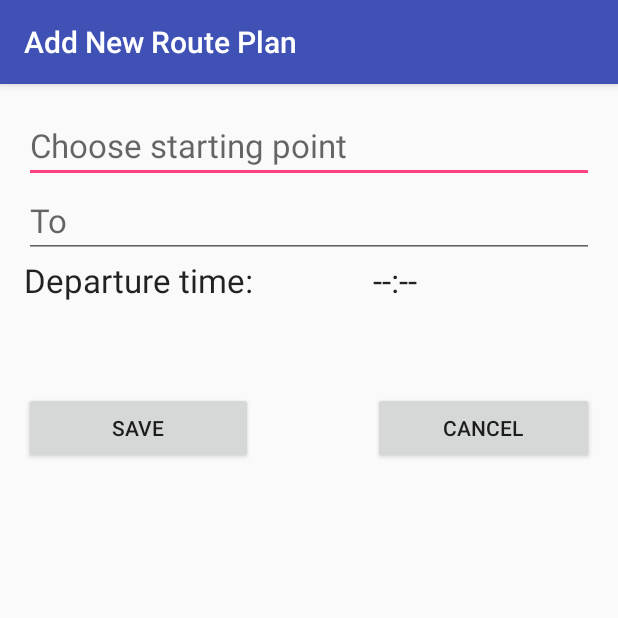
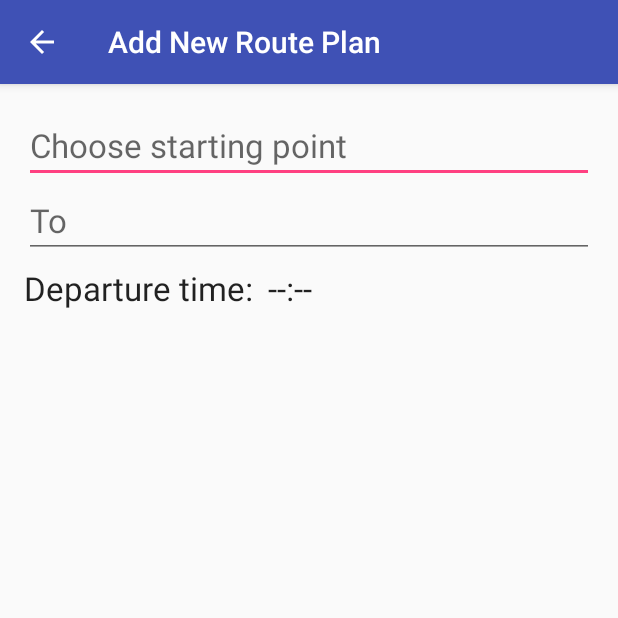
Before and after one commit to Will1229/BestRoute, an Android app: the NewItemActivity screen opened directly, with no data from a screen before it, on a phone screen of 412 x 824 dp, the top half of it. Run offline under Robolectric (Android 15) with nearby library versions, the phone set to English and light mode, and no system bars; 1 statement that could not run was skipped.

Commit message:
Replace buttons in new item activity with actions on app bar.

```diff
--- a/app/src/main/res/layout/activity_new_item.xml
+++ b/app/src/main/res/layout/activity_new_item.xml
@@ -17,11 +17,11 @@
             android:layout_width="match_parent"
             android:layout_height="?attr/actionBarSize"
             android:background="?attr/colorPrimary"
-            app:popupTheme="@style/AppTheme.PopupOverlay" />
+            app:popupTheme="@style/AppTheme.PopupOverlay"/>
 
     </android.support.design.widget.AppBarLayout>
 
-    <include layout="@layout/content_new_item" />
+    <include layout="@layout/content_new_item"/>
 
 
 </android.support.design.widget.CoordinatorLayout>
--- a/app/src/main/res/layout/content_new_item.xml
+++ b/app/src/main/res/layout/content_new_item.xml
@@ -45,6 +45,7 @@
         android:layout_alignParentLeft="true"
         android:layout_alignParentStart="true"
         android:layout_below="@+id/new_item_to"
+        android:layout_marginTop="5dp"
         android:text="@string/new_item_alarm"
         android:textAppearance="?android:attr/textAppearanceLarge"/>
 
@@ -53,43 +54,14 @@
         android:id="@+id/new_item_time"
         android:layout_width="wrap_content"
         android:layout_height="wrap_content"
-
+        android:layout_alignTop="@+id/new_item_alarm"
+        android:layout_marginLeft="10dp"
+        android:layout_toEndOf="@+id/new_item_alarm"
+        android:layout_toRightOf="@+id/new_item_alarm"
         android:clickable="true"
         android:onClick="showTimePickerDialog"
         android:text="@string/new_item_null_time"
-        android:textAppearance="?android:attr/textAppearanceLarge"
-        android:layout_below="@+id/new_item_to"
-        android:layout_toRightOf="@+id/new_item_alarm"
-        android:layout_toEndOf="@+id/new_item_alarm"
-        android:layout_marginLeft="80dp"
-        android:layout_marginStart="80dp"/>
-
-
-    <Button
-        android:id="@+id/save_button"
-        android:layout_width="wrap_content"
-        android:layout_height="wrap_content"
-        android:clickable="true"
-        android:onClick="onClickSaveButton"
-        android:text="@string/save_button"
-        android:layout_marginTop="60dp"
-        android:layout_below="@+id/new_item_alarm"
-        android:layout_alignParentLeft="true"
-        android:layout_alignParentStart="true"
-        android:layout_toStartOf="@+id/new_item_time"/>
-
-    <Button
-        android:id="@+id/cancel_button"
-        android:layout_width="wrap_content"
-        android:layout_height="wrap_content"
-        android:clickable="true"
-        android:onClick="onClickCancelButton"
-        android:text="@string/cancel_button"
-        android:layout_alignTop="@+id/save_button"
-        android:layout_alignLeft="@+id/new_item_time"
-        android:layout_alignStart="@+id/new_item_time"
-        android:layout_alignParentRight="true"
-        android:layout_alignParentEnd="true"/>
+        android:textAppearance="?android:attr/textAppearanceLarge"/>
 
 
 </RelativeLayout>
--- a/app/src/main/res/values/strings.xml
+++ b/app/src/main/res/values/strings.xml
@@ -8,9 +8,11 @@
     <string name="action_settings">Settings</string>
     <string name="action_delete_all_plans">Delete All My Plans</string>
 
-    <string name="title_activity_settings">Settings</string>
+    <!-- Strings related to new item menu -->
+    <string name="new_item_action_save">SAVE</string>
 
     <!-- Strings related to SettingsActivity -->
+    <string name="title_activity_settings">Settings</string>
     <string name="settings_title">Settings</string>
 
     <!-- Strings related to NewItemActivity -->
```
Also changed, not shown: app/src/main/AndroidManifest.xml (+20 -13 lines), app/src/main/java/com/will/studio/bestroute/Frontend/main/Activities/NewItemActivity.java (+23 -11 lines). Lines whose indentation alone changed are shown as unchanged.
